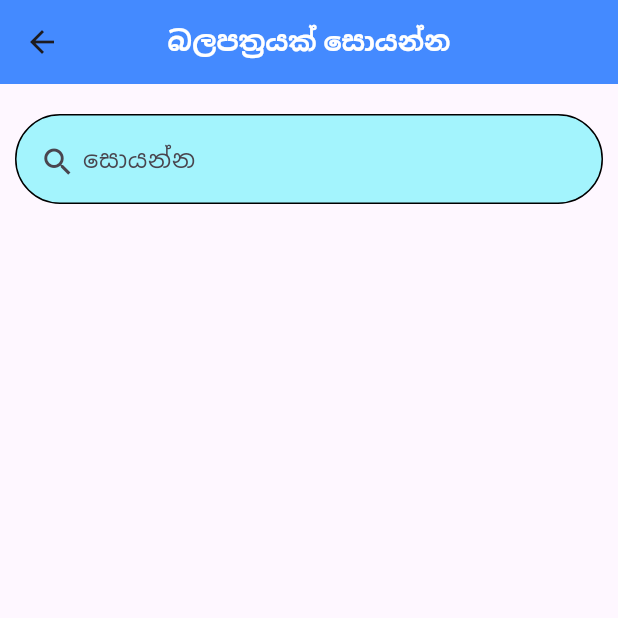
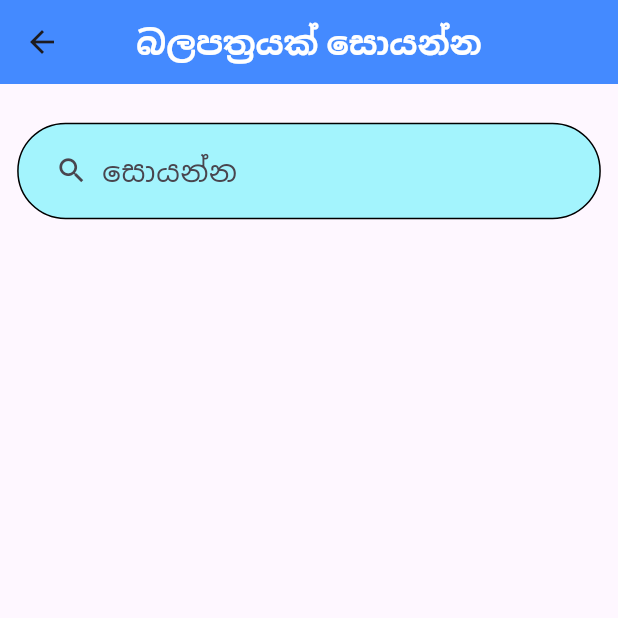
Before and after one commit to IT21175466/Land-License, a Flutter app: the SearchLicense screen opened by its route, on a phone screen of 412 x 824 dp, the top half of it. Run offline on Flutter 3.47's test engine with Material 2 defaults, Android fonts, the phone set to English and light mode, and no system bars; our stand-ins replace cloud_firestore, device_preview, firebase_core, firebase_storage, flutter_screenutil, image_picker and 1 more; accounts and stored records are empty.

Commit message:
Responsive

```diff
--- a/lib/Search_License.dart
+++ b/lib/Search_License.dart
@@ -1,6 +1,7 @@
 import 'package:cloud_firestore/cloud_firestore.dart';
 import 'package:flutter/material.dart';
 import 'package:land_license/Single_Record.dart';
+import 'package:flutter_screenutil/flutter_screenutil.dart';
 
 class SearchLicense extends StatefulWidget {
   const SearchLicense({super.key});
@@ -24,31 +25,32 @@ class _SearchLicenseState extends State<SearchLicense> {
       appBar: AppBar(
         backgroundColor: Colors.blueAccent,
         centerTitle: true,
-        title: const Text(
+        title: FittedBox(
+          child: Text(
             "බලපත්‍රයක් සොයන්න",
             style: TextStyle(
-            fontSize: 18,
               fontWeight: FontWeight.w600,
               color: Colors.white,
             ),
           ),
         ),
+      ),
       body: Container(
-        padding: const EdgeInsets.symmetric(
-          vertical: 20,
-          horizontal: 10,
+        padding: EdgeInsets.symmetric(
+          vertical: 20.h,
+          horizontal: 10.w,
         ),
         child: Column(
           children: [
             Container(
-              padding: const EdgeInsets.symmetric(
-                horizontal: 15,
+              padding: EdgeInsets.symmetric(
+                horizontal: 15.h,
               ),
               width: double.infinity,
-              height: 60,
+              height: 50.h,
               decoration: BoxDecoration(
                 color: const Color.fromARGB(100, 277, 239, 251),
-                borderRadius: BorderRadius.circular(30.0),
+                borderRadius: BorderRadius.circular(30.0.h),
                 border: Border.all(),
               ),
               child: Center(
@@ -56,14 +58,19 @@ class _SearchLicenseState extends State<SearchLicense> {
                   controller: _search,
                   decoration: InputDecoration(
                       contentPadding: EdgeInsets.all(0),
-                    prefixIcon: Icon(Icons.search),
+                      prefixIcon: Icon(
+                        Icons.search,
+                        size: 17.h,
+                      ),
                       prefixIconConstraints: BoxConstraints(
-                      maxHeight: 20,
-                      minWidth: 25,
+                        maxHeight: 20.h,
+                        minWidth: 25.h,
                       ),
                       border: InputBorder.none,
                       hintText: 'සොයන්න',
-                  ),
+                      hintStyle: TextStyle(
+                        fontSize: 15.h,
+                      )),
                   onChanged: (value) {
                     print(value);
                     setState(() {
@@ -73,7 +80,7 @@ class _SearchLicenseState extends State<SearchLicense> {
                 ),
               ),
             ),
-            SizedBox(height: 30),
+            SizedBox(height: 30.h),
             Expanded(
               child: StreamBuilder(
                 stream: _landLicences,
@@ -118,7 +125,7 @@ class _SearchLicenseState extends State<SearchLicense> {
                                 title: Text(
                                   docs[index]['License_Number'],
                                   style: TextStyle(
-                                    fontSize: 20,
+                                    fontSize: 20.h,
                                     fontWeight: FontWeight.w500,
                                   ),
                                 ),
@@ -140,7 +147,7 @@ class _SearchLicenseState extends State<SearchLicense> {
                                               '\n' +
                                               docs[index]['License_Wasama'],
                                           style: TextStyle(
-                                            fontSize: 18,
+                                            fontSize: 18.h,
                                             fontWeight: FontWeight.w400,
                                           ),
                                         ),
@@ -166,7 +173,7 @@ class _SearchLicenseState extends State<SearchLicense> {
                               EdgeInsets.symmetric(vertical: 5, horizontal: 5),
                           margin: EdgeInsets.symmetric(vertical: 5),
                           decoration: BoxDecoration(
-                            borderRadius: BorderRadius.circular(20),
+                            borderRadius: BorderRadius.circular(20.h),
                             color: const Color.fromARGB(100, 277, 239, 251),
                           ),
                           child: Center(
@@ -189,7 +196,7 @@ class _SearchLicenseState extends State<SearchLicense> {
                                 title: Text(
                                   docs[index]['License_Number'],
                                   style: TextStyle(
-                                    fontSize: 20,
+                                    fontSize: 20.h,
                                     fontWeight: FontWeight.w500,
                                   ),
                                 ),
@@ -211,7 +218,7 @@ class _SearchLicenseState extends State<SearchLicense> {
                                               '\n' +
                                               docs[index]['License_Wasama'],
                                           style: TextStyle(
-                                            fontSize: 18,
+                                            fontSize: 18.h,
                                             fontWeight: FontWeight.w400,
                                           ),
                                         ),
--- a/lib/main.dart
+++ b/lib/main.dart
@@ -20,6 +20,7 @@ Future main() async {
       builder: (context) => const MyApp(),
     ),
   );
+  //runApp(const MyApp());
 }
 
 class MyApp extends StatelessWidget {
```
Also changed, not shown: lib/Add_License_Page.dart (+44 -46 lines), lib/Single_Record.dart (+33 -31 lines). Lines whose indentation alone changed are shown as unchanged.
